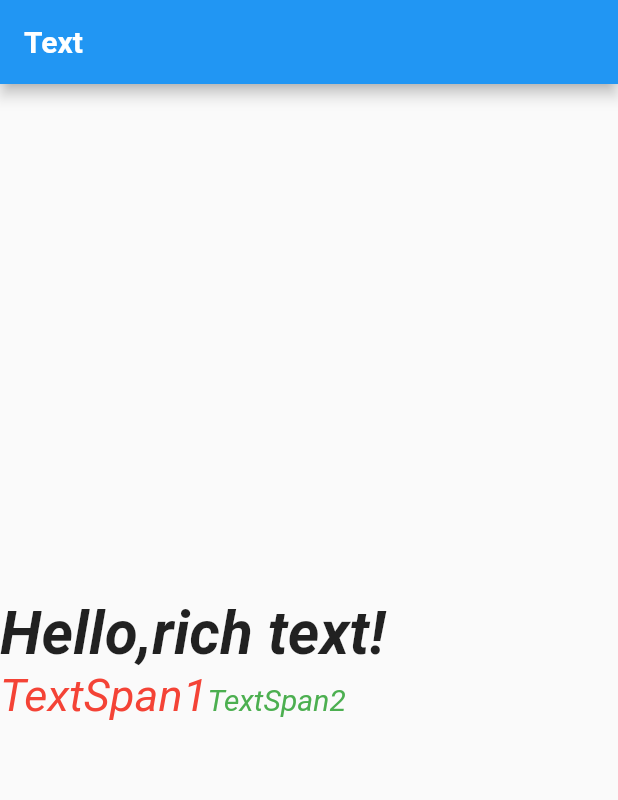
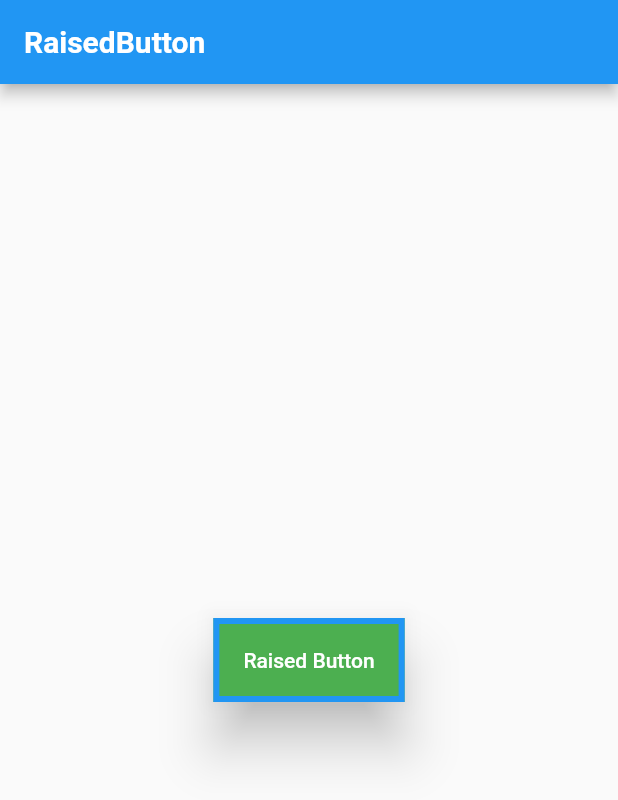
Before and after one commit to zhoupengzu/ZPZFlutterPractice, a Flutter app: the screen it shows after launch, on a phone screen of 412 x 824 dp. Shown: the top 800 px of the screen. Run offline on Flutter 3.47's test engine with Material 2 defaults, Android fonts, the phone set to English and light mode, and no system bars.

Commit message:
直接初始化RaisedButton

```diff
--- a/flutter_app/lib/main.dart
+++ b/flutter_app/lib/main.dart
@@ -3,6 +3,7 @@ import 'package:flutter/material.dart';
 import 'container_practice.dart';
 import 'row_practice.dart';
 import 'text.dart';
+import 'raise_button.dart';
 
 void main() => runApp(new MyApp());
 
@@ -10,6 +11,6 @@ class MyApp extends StatelessWidget {
   // This widget is the root of your application.
   @override
   Widget build(BuildContext context) {
-    return TextWidget.text();
+    return RaisedButtonPractice.raisedButton();
   }
 }
--- /dev/null
+++ b/flutter_app/lib/raise_button.dart
@@ -0,0 +1,81 @@
+import "package:flutter/material.dart";
+
+import 'root.dart';
+
+class RaisedButtonPractice {
+  static raisedButton() {
+    return Root.root(
+      title: "RaisedButton",
+      body: new _RaisedButtonWidget(),
+    );
+  }
+}
+
+class _RaisedButtonWidget extends StatefulWidget {
+  @override
+  State<StatefulWidget> createState() => new _RaisedButtonState();
+}
+
+class _RaisedButtonState extends State<_RaisedButtonWidget> {
+  @override
+  Widget build(BuildContext context) {
+    // TODO: implement build
+    return raisedButtonWithChild();
+  }
+
+  clickedRaisedButton() {
+    print('CLicked!');
+  }
+
+  hightLightChanged(bool changed) {
+    if(changed) {
+      print('Changed');
+    } else {
+      print('No Changed');
+    }
+  }
+
+  baseRaisedButton() {
+    return new Center(
+      child: new RaisedButton(
+        onPressed: this.clickedRaisedButton,
+        color: Colors.green,
+      ),
+    );
+  }
+
+  raisedButtonWithChild() {
+    return new Center(
+      child: new RaisedButton(
+        onPressed: this.clickedRaisedButton,
+        color: Colors.green,
+        // child: new Text('Raised Button', style: new TextStyle(color: Colors.black),),
+        child: new Text(
+          'Raised Button',
+        ),
+        textColor: Colors.white, // 该按钮上的文字颜色，但是前提是不设置字体自身的颜色时才会起作用
+        // highlightColor: Colors.yellow,  // 高亮时的背景色
+        disabledColor: Colors.deepOrange, // 失效时的背景色
+        disabledTextColor: Colors.grey, // 按钮失效时的文字颜色，同样的不能使用文本自己的样式或者颜色时才会 起作用
+        splashColor: Colors.purple, // 点击按钮时的渐变背景色，当你不设置高亮背景时才会看的更清楚
+        colorBrightness: Brightness.dark, // 这个我也不知道
+        elevation: 15.0, // 正常情况下浮动的距离
+        highlightElevation: 5.0, // 高亮时的浮动距离（可以尝试将该值设置的比elevation小，看看体验）
+        disabledElevation: 50.0,
+        padding: const EdgeInsets.all(20.0),
+        shape: new Border.all(
+          // 设置边框样式
+          color: Colors.blue,
+          width: 4.0,
+          style: BorderStyle.solid,
+        ),
+        animationDuration: new Duration(
+          // 过程时间，最容易观察的是从elevation到highlightElevation，或者相反过程，但是前提是要彻底的按下去，注意其影子的变化
+          seconds: 5,
+        ),
+        onHighlightChanged: this.hightLightChanged, // 可以用来监听按钮的按下和放开过程
+        textTheme: ButtonTextTheme.accent,
+      ),
+    );
+  }
+}
```
